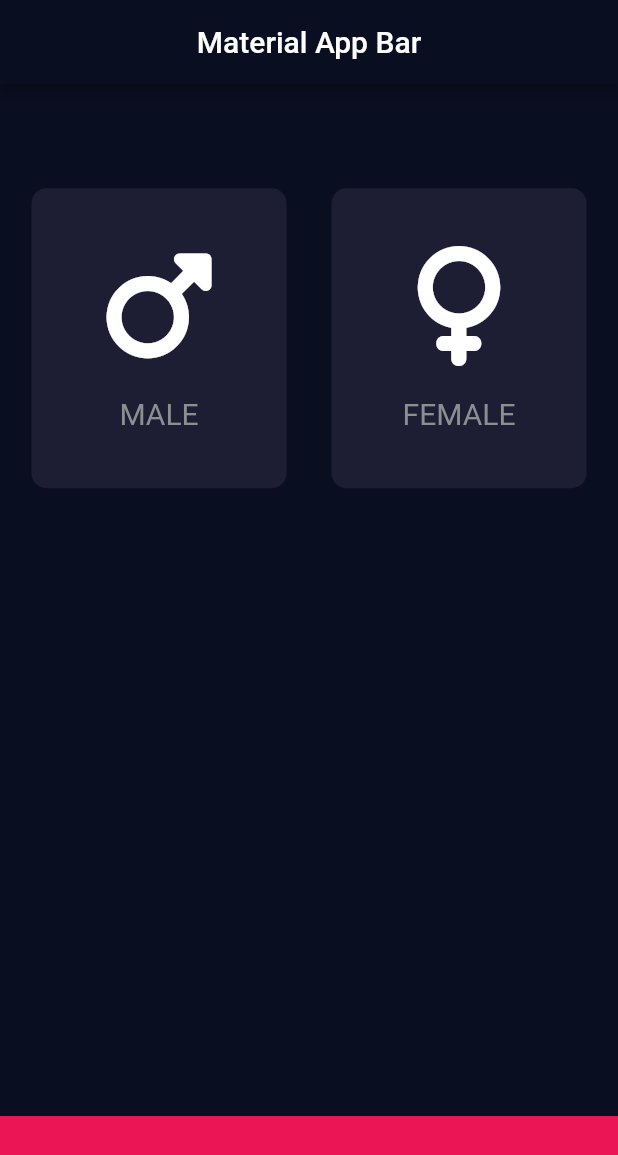
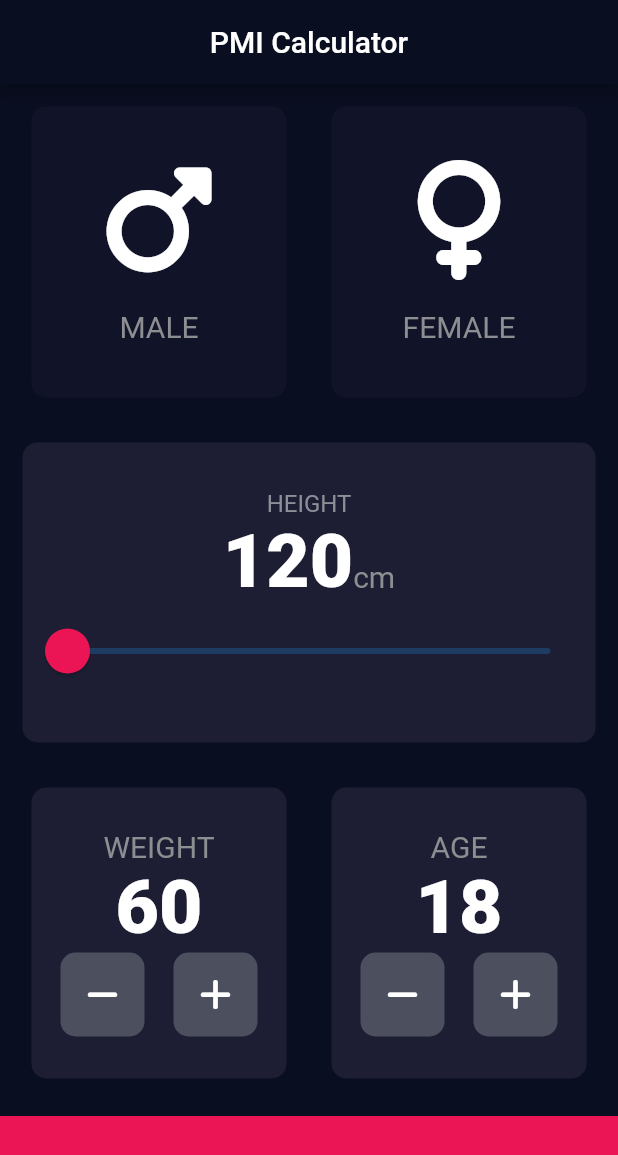
Before and after one commit to djBrinee/bmi_calculator, a Flutter app: the screen it shows after launch, on a phone screen of 412 x 824 dp. Shown: the top 1155 px of the screen. Run offline on Flutter 3.47's test engine with Material 2 defaults, Android fonts, the phone set to English and light mode, and no system bars; our stand-ins replace font_awesome_flutter.

Commit message:
code refactor

```diff
--- /dev/null
+++ b/lib/SquaredRoundedButton.dart
@@ -0,0 +1,22 @@
+import 'package:flutter/material.dart';
+
+class SquaredRoundedButton extends StatelessWidget {
+  SquaredRoundedButton({super.key, required this.icon, required this.onPress});
+
+  final IconData icon;
+  final void Function() onPress;
+
+  @override
+  Widget build(BuildContext context) {
+    return RawMaterialButton(
+      elevation: 0.0,
+      child: Icon(icon),
+      constraints: BoxConstraints.tightFor(height: 56.0, width: 56.0),
+      shape: RoundedRectangleBorder(
+        borderRadius: BorderRadius.circular(10.0),
+      ),
+      fillColor: Color(0XFF4C4F5E),
+      onPressed: onPress,
+    );
+  }
+}
--- /dev/null
+++ b/lib/card_container.dart
@@ -0,0 +1,29 @@
+import 'package:flutter/material.dart';
+import 'package:flutter/rendering.dart';
+
+class CardContainer extends StatelessWidget {
+  CardContainer({
+    super.key,
+    required this.color,
+    required this.icon,
+    required this.onPress,
+  });
+
+  Color color;
+  Widget icon;
+  final void Function() onPress;
+
+  @override
+  Widget build(BuildContext context) {
+    return GestureDetector(
+      child: Container(
+        height: 200,
+        width: 170,
+        margin: EdgeInsets.all(15.0),
+        decoration: BoxDecoration(color: color, borderRadius: BorderRadius.circular(10.0)),
+        child: icon,
+      ),
+      onTap: onPress,
+    );
+  }
+}
--- /dev/null
+++ b/lib/constants.dart
@@ -0,0 +1,18 @@
+import 'package:flutter/material.dart';
+
+const TextStyle kTextStyle = TextStyle(
+  fontSize: 20,
+  color: Color(0xff8d8e91),
+);
+
+const Color kactiveCardColor = Color(0XFF1D1E33);
+const Color kinactiveCardColor = Color(0XFF111328);
+const Color kButtonContainerColor = Color(0xffEB1555);
+const kHeightStyle = TextStyle(fontWeight: FontWeight.w900, fontSize: 50.0);
+const kLabelTextStule = TextStyle(fontSize: 16, color: Color(0xff8d8e98));
+const kNumberTextStyle =
+    TextStyle(fontSize: 50.0, color: Colors.white, fontWeight: FontWeight.w900);
+const kDialogTitleTextStyle = TextStyle(
+  fontSize: 30,
+  color: Color.fromARGB(255, 139, 159, 250),
+);
--- /dev/null
+++ b/lib/iconContent.dart
@@ -0,0 +1,29 @@
+import 'package:flutter/material.dart';
+import 'package:pmi_calculator/constants.dart';
+
+class iconContent extends StatelessWidget {
+  iconContent({super.key, required this.text, required this.icon});
+
+  String text;
+  IconData icon;
+
+  @override
+  Widget build(BuildContext context) {
+    return Column(
+      mainAxisAlignment: MainAxisAlignment.center,
+      children: [
+        Icon(
+          icon,
+          size: 80,
+        ),
+        SizedBox(
+          height: 20,
+        ),
+        Text(
+          text,
+          style: kTextStyle
+        )
+      ],
+    );
+  }
+}
--- a/lib/input_page.dart
+++ b/lib/input_page.dart
@@ -1,8 +1,11 @@
 import 'package:flutter/material.dart';
-import 'package:flutter/rendering.dart';
 import 'package:font_awesome_flutter/font_awesome_flutter.dart';
+import 'package:pmi_calculator/SquaredRoundedButton.dart';
+import 'package:pmi_calculator/card_container.dart';
+import 'package:pmi_calculator/constants.dart';
+import 'package:pmi_calculator/iconContent.dart';
 
-final Color activeCardColor = Color(0XFF1D1E33);
+enum Gender { male, female }
 
 class InputPage extends StatefulWidget {
   const InputPage({super.key});
@@ -12,11 +15,16 @@ class InputPage extends StatefulWidget {
 }
 
 class _InputPageState extends State<InputPage> {
+  var selectedGenter;
+  int height = 120;
+  int weight = 60;
+  int age = 18;
+
   @override
   Widget build(BuildContext context) {
     return Scaffold(
         appBar: AppBar(
-          title: const Text('Material App Bar'),
+          title: const Text('PMI Calculator'),
         ),
         body: Column(
           children: [
@@ -25,104 +33,205 @@ class _InputPageState extends State<InputPage> {
                 mainAxisAlignment: MainAxisAlignment.center,
                 children: [
                   CardContainer(
-                    color: activeCardColor,
+                    color: selectedGenter == Gender.male ? kactiveCardColor : kinactiveCardColor,
                     icon: iconContent(
                       text: "MALE",
                       icon: FontAwesomeIcons.mars,
                     ),
+                    onPress: () {
+                      selectedGenter = Gender.male;
+                      setState(() {});
+                    },
                   ),
                   CardContainer(
-                    color: activeCardColor,
+                    color: selectedGenter == Gender.female ? kactiveCardColor : kinactiveCardColor,
                     icon: iconContent(
                       text: "FEMALE",
                       icon: FontAwesomeIcons.venus,
                     ),
+                    onPress: () {
+                      selectedGenter = Gender.female;
+                      setState(() {});
+                    },
                   )
                 ],
               ),
             ),
             Row(
-              mainAxisAlignment: MainAxisAlignment.center,
               children: [
-                // Expanded(
-                //   //   child: CardContainer(
-                //   //   color: activeCardColor,
-                //   // )
-                // ),
+                Expanded(
+                    child: CardContainer(
+                  color: kactiveCardColor,
+                  icon: Column(mainAxisAlignment: MainAxisAlignment.center, children: [
+                    const Text(
+                      "HEIGHT",
+                      style: kLabelTextStule,
+                    ),
+                    Row(
+                      mainAxisAlignment: MainAxisAlignment.center,
+                      textBaseline: TextBaseline.alphabetic,
+                      crossAxisAlignment: CrossAxisAlignment.baseline,
+                      children: [
+                        Text(height.toString(), style: kNumberTextStyle),
+                        const Text('cm', style: kTextStyle)
+                      ],
+                    ),
+                    SliderTheme(
+                      data: SliderTheme.of(context).copyWith(
+                          thumbShape: const RoundSliderThumbShape(enabledThumbRadius: 15.0),
+                          overlayShape: const RoundSliderOverlayShape(overlayRadius: 30),
+                          overlayColor: kButtonContainerColor,
+                          thumbColor: kButtonContainerColor,
+                          activeTrackColor: Colors.white,
+                          inactiveTickMarkColor: const Color(0XFF952552)),
+                      child: Slider(
+                          value: height.toDouble(),
+                          min: 120,
+                          max: 220,
+                          onChanged: (newValue) {
+                            setState(() {
+                              height = newValue.round();
+                            });
+                          }),
+                    )
+                  ]),
+                  onPress: () {},
+                )),
               ],
             ),
             Expanded(
               child: Row(
                 mainAxisAlignment: MainAxisAlignment.center,
                 children: [
-                  // CardContainer(
-                  //   color: activeCardColor,
-                  // ),
-                  // CardContainer(
-                  //   color: activeCardColor,
-                  // )
+                  CardContainer(
+                    color: kactiveCardColor,
+                    icon: Column(
+                      mainAxisAlignment: MainAxisAlignment.center,
+                      children: [
+                        const Text('WEIGHT', style: kTextStyle),
+                        Text(weight.toString(), style: kNumberTextStyle),
+                        Row(
+                          mainAxisAlignment: MainAxisAlignment.spaceEvenly,
+                          children: [
+                            SquaredRoundedButton(
+                              icon: FontAwesomeIcons.minus,
+                              onPress: () {
+                                setState(() {
+                                  if (weight > 0) {
+                                    weight--;
+                                  } else {
+                                    (_showAlertDialog(
+                                        "Yoy can't type this weight", 'Unavailable weight'));
+                                  }
+                                });
+                              },
+                            ),
+                            SquaredRoundedButton(
+                              icon: FontAwesomeIcons.plus,
+                              onPress: () {
+                                setState(() {
+                                  if (weight < 300) {
+                                    weight++;
+                                  } else {
+                                    (_showAlertDialog(
+                                        "Yoy can't type this weight", 'Unavailable weight'));
+                                  }
+                                });
+                              },
+                            )
+                          ],
+                        ),
+                      ],
+                    ),
+                    onPress: () {},
+                  ),
+                  CardContainer(
+                    color: kactiveCardColor,
+                    icon: Column(
+                      mainAxisAlignment: MainAxisAlignment.center,
+                      children: [
+                        const Text('AGE', style: kTextStyle),
+                        Text(age.toString(), style: kNumberTextStyle),
+                        Row(
+                          mainAxisAlignment: MainAxisAlignment.spaceEvenly,
+                          children: [
+                            SquaredRoundedButton(
+                              icon: FontAwesomeIcons.minus,
+                              onPress: () {
+                                setState(() {
+                                  if (age > 18) {
+                                    weight--;
+                                  } else {
+                                    (_showAlertDialog(
+                                        "Yoy can't type this height", 'Unavailable height'));
+                                  }
+                                });
+                              },
+                            ),
+                            SquaredRoundedButton(
+                              icon: FontAwesomeIcons.plus,
+                              onPress: () {
+                                setState(() {
+                                  if (age < 120) {
+                                    weight++;
+                                  } else {
+                                    (_showAlertDialog(
+                                        "Yoy can't type this height", 'Unavailable height'));
+                                  }
+                                });
+                              },
+                            )
+                          ],
+                        ),
+                      ],
+                    ),
+                    onPress: () {},
+                  ),
                 ],
               ),
             ),
             Container(
-              color: Color(0xffEB1555),
+              color: kButtonContainerColor,
               height: 80,
               width: double.infinity,
-              margin: EdgeInsets.only(top: 10.0),
+              margin: const EdgeInsets.only(top: 10.0),
             )
           ],
         ));
   }
-}
 
-class iconContent extends StatelessWidget {
-  iconContent({super.key, required this.text, required this.icon});
-
-  String text;
-  IconData icon;
-
-  @override
-  Widget build(BuildContext context) {
-    return Column(
-      mainAxisAlignment: MainAxisAlignment.center,
-      children: [
-        Icon(
-          icon,
-          size: 80,
-        ),
-        SizedBox(
-          height: 20,
-        ),
-        Text(
-          text,
-          style: TextStyle(
-            fontSize: 20,
-            color: Color(0xff8d8e91),
+  Future<void> _showAlertDialog(String description, String title) async {
+    return showDialog<void>(
+      context: context,
+      barrierDismissible: false,
+      builder: (BuildContext context) {
+        return AlertDialog(
+          title: Text(title, style: kDialogTitleTextStyle),
+          content: SingleChildScrollView(
+            child: ListBody(
+              children: <Widget>[
+                Text(
+                  description,
+                  style: const TextStyle(fontSize: 20),
+                ),
+              ],
+            ),
           ),
-        )
-      ],
+          actions: <Widget>[
+            TextButton(
+              child: const Text('Ok',
+                  style: TextStyle(
+                    fontSize: 24,
+                    color: Colors.white,
+                  )),
+              onPressed: () {
+                Navigator.of(context).pop();
+                setState(() {});
+              },
+            ),
+          ],
+        );
+      },
     );
   }
 }
-
-class CardContainer extends StatelessWidget {
-  CardContainer({
-    super.key,
-    required this.color,
-    required this.icon,
-  });
-
-  Color color;
-  Widget icon;
-
-  @override
-  Widget build(BuildContext context) {
-    return Container(
-      height: 200,
-      width: 170,
-      margin: EdgeInsets.all(15.0),
-      decoration: BoxDecoration(color: color, borderRadius: BorderRadius.circular(10.0)),
-      child: icon,
-    );
-  }
-}
```
